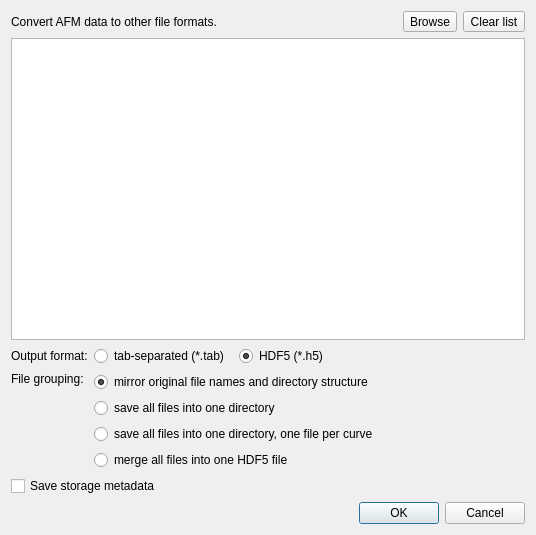
This is pyjibe/head/dlg_tool_convert.ui in AFM-analysis/PyJibe as Qt 5 draws it before an edit. The edited form follows.
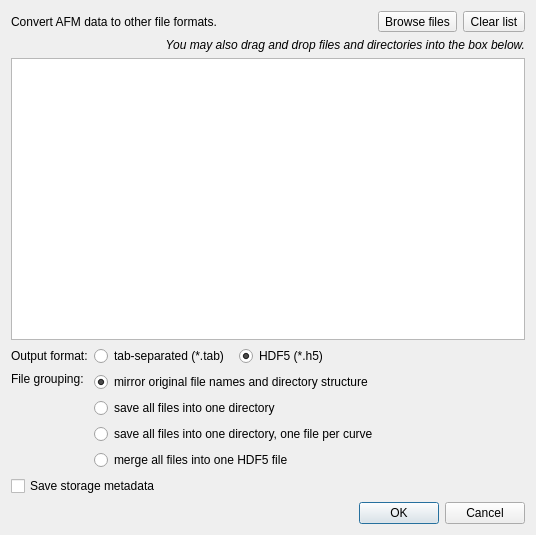
This is the edited form.

Commit message: docs: add info about data conversion tool

```diff
--- a/pyjibe/head/dlg_tool_convert.ui
+++ b/pyjibe/head/dlg_tool_convert.ui
@@ -45,7 +45,7 @@
      <item>
       <widget class="QToolButton" name="toolButton_browse">
        <property name="text">
-        <string>Browse</string>
+        <string>Browse files</string>
        </property>
       </widget>
      </item>
@@ -58,6 +58,16 @@
      </item>
     </layout>
    </item>
+   <item>
+    <widget class="QLabel" name="label_4">
+     <property name="text">
+      <string>&lt;html&gt;&lt;head/&gt;&lt;body&gt;&lt;p&gt;&lt;span style=&quot; font-style:italic;&quot;&gt;You may also drag and drop files and directories into the box below.&lt;/span&gt;&lt;/p&gt;&lt;/body&gt;&lt;/html&gt;</string>
+     </property>
+     <property name="alignment">
+      <set>Qt::AlignRight|Qt::AlignTrailing|Qt::AlignVCenter</set>
+     </property>
+    </widget>
+   </item>
    <item>
     <widget class="QListWidget" name="listWidget">
      <property name="toolTip">
```
The commit also changes 2 other files.
